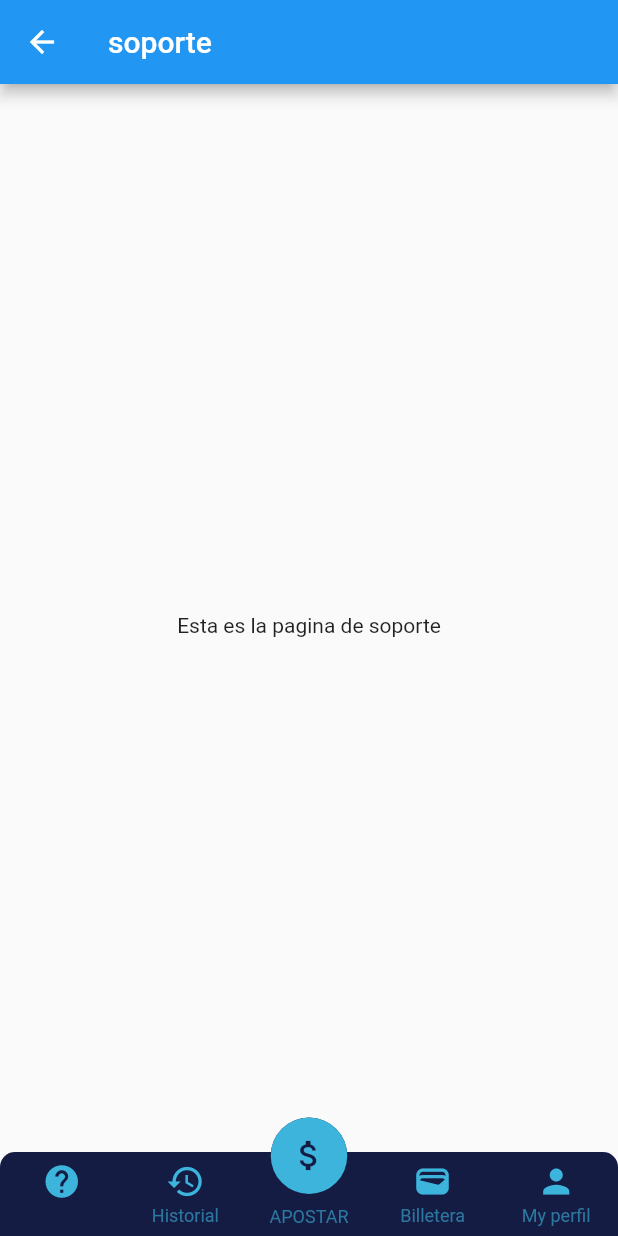
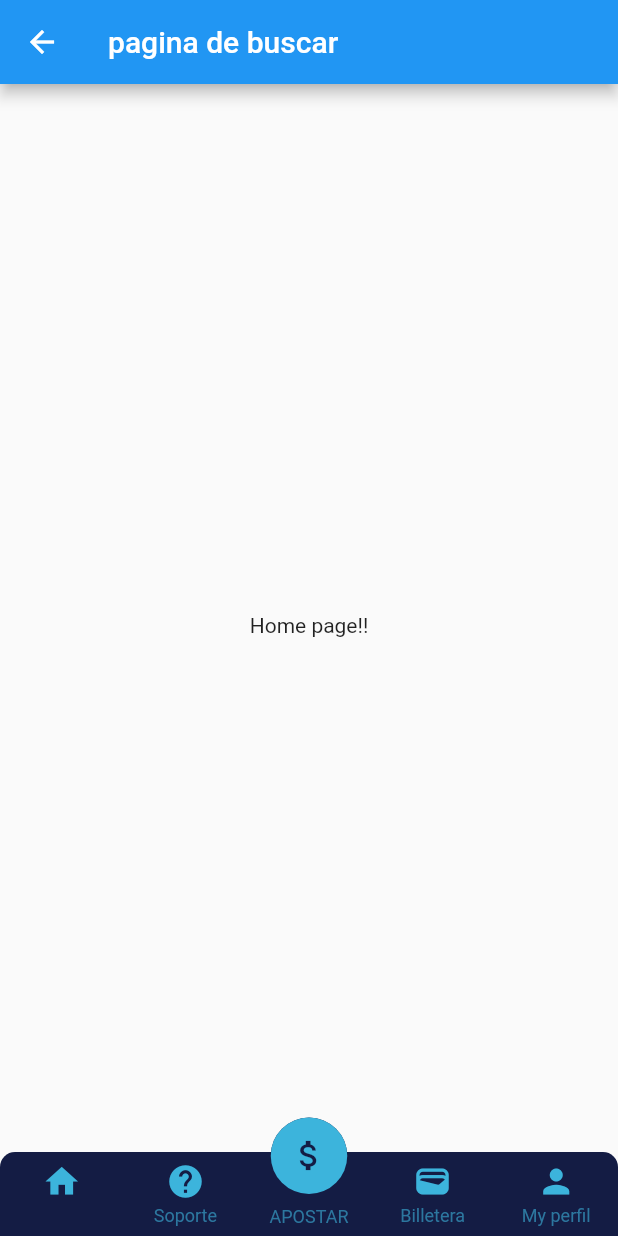
Before and after one commit to Diegdary/CryptoSportBetting, a Flutter app: the Home screen opened by its route, on a phone screen of 412 x 824 dp. Run offline on Flutter 3.47's test engine with Material 2 defaults, Android fonts, the phone set to English and light mode, and no system bars; drawn by our look-alikes of persistent_bottom_nav_bar.

Commit message:
cambio de orden en bottom navigation bar(home,soporte,apuesta,billetera,perfil)

```diff
--- a/lib/Screens/Home.dart
+++ b/lib/Screens/Home.dart
@@ -5,6 +5,7 @@ import '../Screens/search.dart';
 import '../Screens/History.dart';
 import '../Screens/Support.dart';
 import '../Screens/wallet.dart';
+import '../Screens/HomeContent.dart';
 
 class Home extends StatelessWidget {
   const Home({Key? key}) : super(key: key);
@@ -15,8 +16,8 @@ class Home extends StatelessWidget {
 
   List<Widget> _buildScreens() {
     return [
+      HomeContent(),
       Suport(),
-      Histo(),
       Searchpage(),
       Wall(),
       ProfScreen(),
@@ -26,14 +27,14 @@ class Home extends StatelessWidget {
   List<PersistentBottomNavBarItem> _navBarsItems() {
     return [
       PersistentBottomNavBarItem(
-        icon: Icon(Icons.help, color: Color(0xFF3cb4dc)),
-        title: ("Soporte"),
+        icon: Icon(Icons.home, color: Color(0xFF3cb4dc)),
+        title: ("Home"),
         activeColorPrimary: Color(0xFF141c44),
         inactiveColorPrimary: Color(0xFF3cb4dc).withOpacity(0.6),
       ),
       PersistentBottomNavBarItem(
-        icon: Icon(Icons.history, color: Color(0xFF3cb4dc)),
-        title: ("Historial"),
+        icon: Icon(Icons.help, color: Color(0xFF3cb4dc)),
+        title: ("Soporte"),
         activeColorPrimary: Color(0xFF141c44),
         inactiveColorPrimary: Color(0xFF3cb4dc).withOpacity(0.6),
       ),
--- /dev/null
+++ b/lib/Screens/HomeContent.dart
@@ -0,0 +1,17 @@
+import 'package:flutter/material.dart';
+
+class HomeContent extends StatelessWidget {
+  const HomeContent({Key? key}) : super(key: key);
+
+  @override
+  Widget build(BuildContext context) {
+    return Scaffold(
+      appBar: AppBar(
+        title: Text('pagina de buscar'),
+      ),
+      body: Center(
+        child: Text('Home page!!'),
+      ),
+    );
+  }
+}
```
